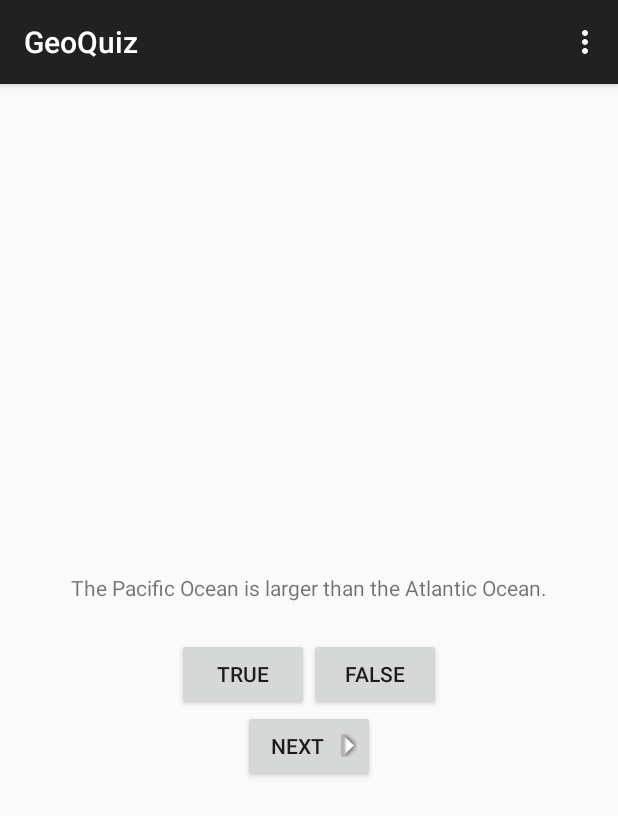
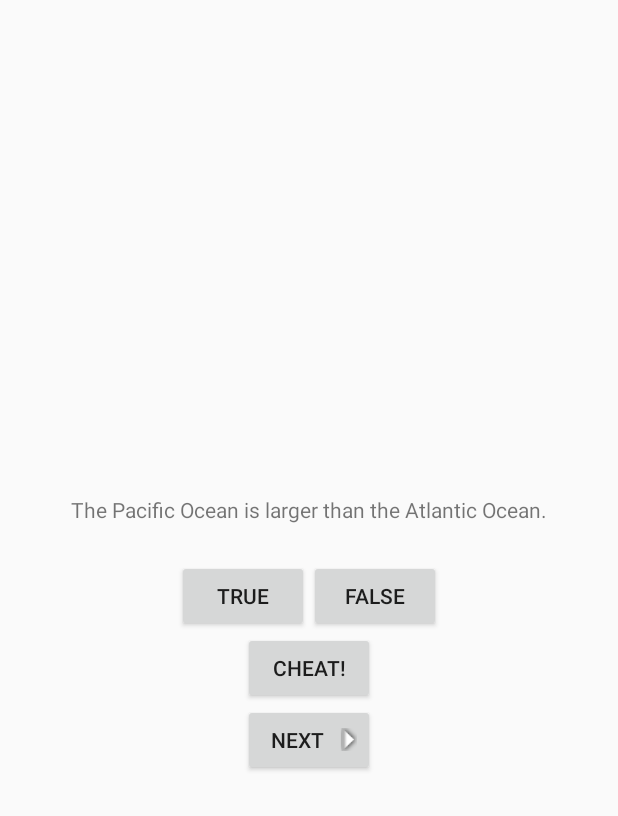
Before and after one commit to jneander/learning-android, an Android app: the screen it shows after launch (QuizActivity), on a phone screen of 412 x 824 dp. Shown: the top 816 px of the screen. Run offline under Robolectric (Android 15) with nearby library versions, the phone set to English and light mode, and no system bars.

Commit message:
Add cheat button

```diff
--- a/GeoQuiz/src/main/java/com/bignerdranch/android/geoquiz/QuizActivity.java
+++ b/GeoQuiz/src/main/java/com/bignerdranch/android/geoquiz/QuizActivity.java
@@ -1,7 +1,8 @@
 package com.bignerdranch.android.geoquiz;
 
+import android.app.Activity;
+import android.content.Intent;
 import android.os.Bundle;
-import android.support.v7.app.ActionBarActivity;
 import android.util.Log;
 import android.view.Menu;
 import android.view.MenuItem;
@@ -10,10 +11,11 @@ import android.widget.Button;
 import android.widget.TextView;
 import android.widget.Toast;
 
-public class QuizActivity extends ActionBarActivity {
+public class QuizActivity extends Activity {
   private Button mTrueButton;
   private Button mFalseButton;
   private Button mNextButton;
+  private Button mCheatButton;
   private TextView mQuestionTextView;
 
   private TrueFalse[] mQuestionBank = new TrueFalse[]{
@@ -25,6 +27,8 @@ public class QuizActivity extends ActionBarActivity {
   };
 
   private int mCurrentIndex = 0;
+
+  private boolean mIsCheater;
 
   private static final String TAG = "QuizActivity";
   private static final String KEY_INDEX = "index";
@@ -63,15 +67,32 @@ public class QuizActivity extends ActionBarActivity {
       }
     });
 
-    if(savedInstanceState != null){
+    mCheatButton = (Button) findViewById(R.id.cheat_button);
+    mCheatButton.setOnClickListener(new View.OnClickListener() {
+      @Override
+      public void onClick(View v) {
+        Intent intent = new Intent(QuizActivity.this, CheatActivity.class);
+        boolean answerIsTrue = mQuestionBank[mCurrentIndex].isTrueQuestion();
+        intent.putExtra(CheatActivity.EXTRA_ANSWER_IS_TRUE, answerIsTrue);
+        startActivityForResult(intent, 0);
+      }
+    });
+
+    if (savedInstanceState != null) {
       mCurrentIndex = savedInstanceState.getInt(KEY_INDEX, 0);
     }
 
     updateQuestion();
   }
-
   @Override
-  public void onSaveInstanceState(Bundle savedInstanceState){
+  protected void onActivityResult(int requestCode, int resultCode, Intent data) {
+    if (data == null) {
+      return;
+    }
+    mIsCheater = data.getBooleanExtra(CheatActivity.EXTRA_ANSWER_SHOWN, false);
+  }
+  @Override
+  public void onSaveInstanceState(Bundle savedInstanceState) {
     super.onSaveInstanceState(savedInstanceState);
     Log.i(TAG, "onSaveInstanceState");
     savedInstanceState.putInt(KEY_INDEX, mCurrentIndex);
@@ -82,13 +103,15 @@ public class QuizActivity extends ActionBarActivity {
     mQuestionTextView.setText(question);
   }
 
-  private void checkAnswer(boolean userPressedTrue){
+  private void checkAnswer(boolean userPressedTrue) {
     boolean answerIsTrue = mQuestionBank[mCurrentIndex].isTrueQuestion();
     int messageResId = 0;
 
-    if(userPressedTrue == answerIsTrue){
+    if (mIsCheater) {
+      messageResId = R.string.judgment_toast;
+    } else if (userPressedTrue == answerIsTrue) {
       messageResId = R.string.correct_toast;
-    }else{
+    } else {
       messageResId = R.string.incorrect_toast;
     }
 
--- a/GeoQuiz/src/main/res/layout-land/activity_quiz.xml
+++ b/GeoQuiz/src/main/res/layout-land/activity_quiz.xml
@@ -31,6 +31,13 @@
   </LinearLayout>
 
   <Button
+    android:id="@+id/cheat_button"
+    android:layout_width="wrap_content"
+    android:layout_height="wrap_content"
+    android:layout_gravity="bottom|center"
+    android:text="@string/cheat_button"/>
+
+  <Button
       android:id="@+id/next_button"
       android:layout_width="wrap_content"
       android:layout_height="wrap_content"
--- a/GeoQuiz/src/main/res/layout/activity_quiz.xml
+++ b/GeoQuiz/src/main/res/layout/activity_quiz.xml
@@ -29,6 +29,12 @@
   </LinearLayout>
 
   <Button
+    android:id="@+id/cheat_button"
+    android:layout_width="wrap_content"
+    android:layout_height="wrap_content"
+    android:text="@string/cheat_button"/>
+
+  <Button
       android:id="@+id/next_button"
       android:layout_width="wrap_content"
       android:layout_height="wrap_content"
--- a/GeoQuiz/src/main/res/values/strings.xml
+++ b/GeoQuiz/src/main/res/values/strings.xml
@@ -20,4 +20,9 @@
   <string name="question_asia">Lake Baikal is the world\'s oldest and deepest
     freshwater lake.</string>
 
+  <string name="cheat_button">Cheat!</string>
+  <string name="warning_text">Are you sure you want to do this?</string>
+  <string name="show_answer_button">Show Answer</string>
+  <string name="judgment_toast">Cheating is wrong.</string>
+
 </resources>
```
Also changed, not shown: GeoQuiz/src/main/AndroidManifest.xml (+9 -7 lines), GeoQuiz/src/main/java/com/bignerdranch/android/geoquiz/CheatActivity.java (added, +47 -0 lines), GeoQuiz/src/main/res/layout/activity_cheat.xml (added, +27 -0 lines).
